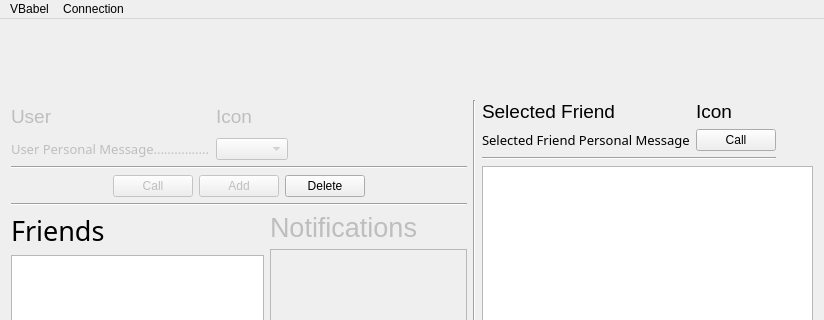
Before: the Qt Designer form Client/babelVClient/babelVClient/MainWindow.ui in AGuismo/V-and-Co-Babel, drawn with Qt 5; both pictures show x 0 to 824 and y 0 to 320 of the 824 by 549 pixel window.
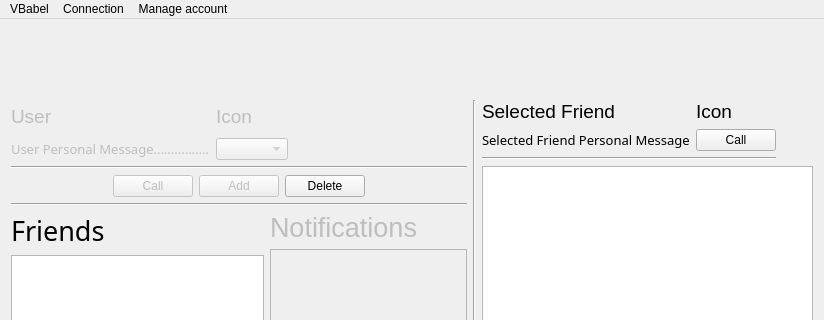
After: the same form once the commit is applied. Custom widgets are drawn as their Qt base class.

Patch:
```diff
--- a/Client/babelVClient/babelVClient/MainWindow.ui
+++ b/Client/babelVClient/babelVClient/MainWindow.ui
@@ -369,8 +369,15 @@
     </property>
     <addaction name="actionConnect"/>
    </widget>
+   <widget class="QMenu" name="menuManage_account">
+    <property name="title">
+     <string>Manage account</string>
+    </property>
+    <addaction name="actionCreate_account"/>
+   </widget>
    <addaction name="menuVBabel"/>
    <addaction name="menuConnection"/>
+   <addaction name="menuManage_account"/>
   </widget>
   <widget class="QStatusBar" name="statusBar"/>
   <action name="actionConnect">
```
Left out of the diff: 5 changed lines with no effect on the pictures.
